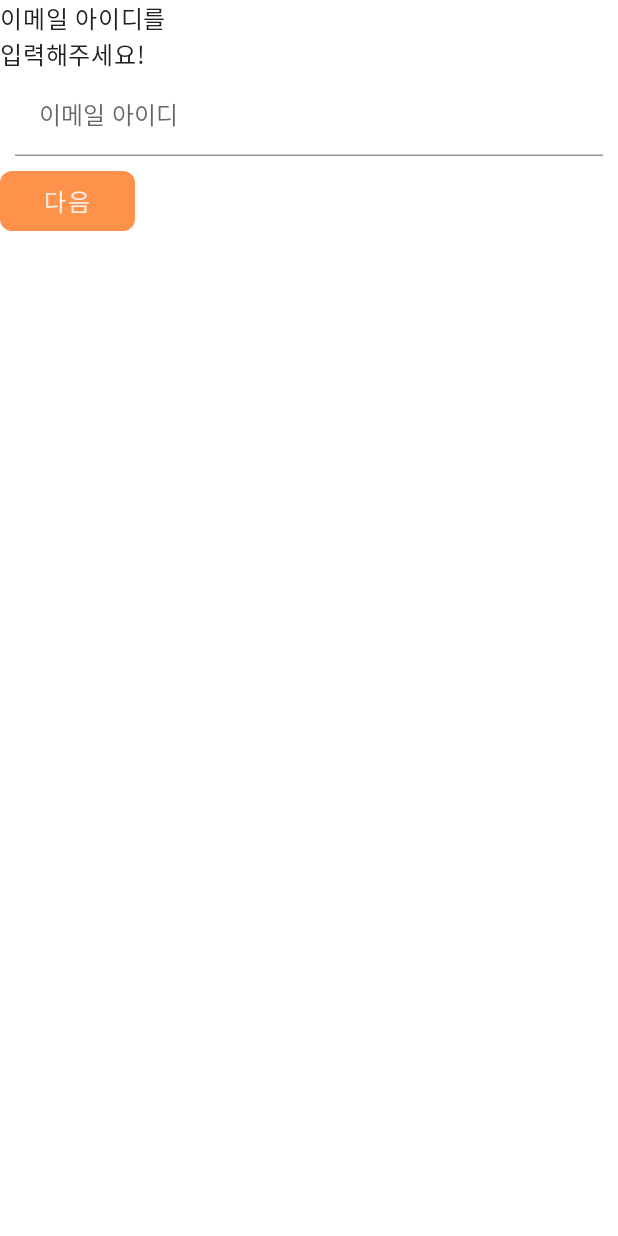
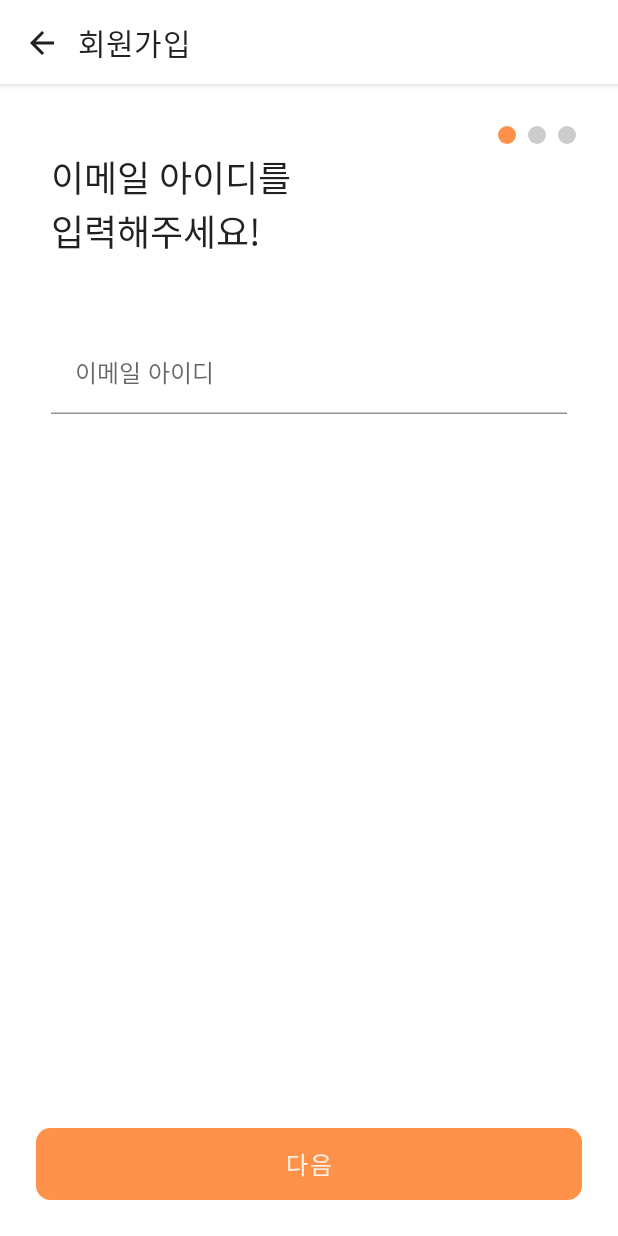
Before and after one commit to 6Android/OurHome, an Android app built with Jetpack Compose: the JoinEmailScreen screen opened through its navigation route, on a phone screen of 412 x 824 dp. Run offline under Robolectric (Android 15) with nearby library versions, the phone set to English and light mode, and no system bars; Roboto replaces fonts that are not available here.

Commit message:
feat : 회원 가입 아이디 스크린 구현 (S07P31D203-171)

```diff
--- a/OurHome/presentation/src/main/java/com/ssafy/ourhome/screens/login/join/JoinEmailScreen.kt
+++ b/OurHome/presentation/src/main/java/com/ssafy/ourhome/screens/login/join/JoinEmailScreen.kt
@@ -1,17 +1,24 @@
 package com.ssafy.ourhome.screens.login.join
 
-import androidx.compose.foundation.layout.Column
-import androidx.compose.foundation.layout.fillMaxSize
+import androidx.compose.foundation.background
+import androidx.compose.foundation.layout.*
+import androidx.compose.foundation.shape.CircleShape
+import androidx.compose.material.MaterialTheme
 import androidx.compose.material.Surface
 import androidx.compose.material.Text
 import androidx.compose.runtime.Composable
 import androidx.compose.runtime.mutableStateOf
 import androidx.compose.runtime.remember
+import androidx.compose.ui.Alignment
 import androidx.compose.ui.Modifier
+import androidx.compose.ui.graphics.Color
 import androidx.compose.ui.platform.LocalContext
+import androidx.compose.ui.unit.dp
 import androidx.navigation.NavController
+import com.ssafy.ourhome.components.MainAppBar
 import com.ssafy.ourhome.components.RoundedButton
 import com.ssafy.ourhome.components.TextInput
+import com.ssafy.ourhome.ui.theme.MainColor
 
 @Composable
 fun JoinEmailScreen(navController: NavController = NavController(LocalContext.current)) {
@@ -21,10 +28,67 @@ fun JoinEmailScreen(navController: NavController = NavController(LocalContext.cu
     }
 
     Surface(modifier = Modifier.fillMaxSize()) {
-        Column {
-            Text(text = "이메일 아이디를\n입력해주세요!")
-            TextInput(valueState = idState, labelId = "이메일 아이디", enabled = true)
-            RoundedButton(label = "다음")
+        Column(modifier = Modifier.fillMaxHeight()) {
+
+            /** 툴바 */
+            MainAppBar(title = "회원가입", onBackClick = { navController.popBackStack() })
+
+            Spacer(modifier = Modifier.height(24.dp))
+
+            Column(modifier = Modifier.padding(horizontal = 24.dp)) {
+
+                /** 인디케이터 */
+                JoinIndicator(step = 1)
+
+                /** 헤더 */
+                Text(
+                    modifier = Modifier.padding(start = 10.dp),
+                    text = "이메일 아이디를\n입력해주세요!",
+                    style = MaterialTheme.typography.h5
+                )
+
+                Spacer(modifier = Modifier.height(48.dp))
+
+                /** 아이디 입력창 */
+                TextInput(valueState = idState, labelId = "이메일 아이디", enabled = true)
+            }
+        }
+
+        /** 다음 버튼 */
+        Box(modifier = Modifier.padding(24.dp), contentAlignment = Alignment.BottomCenter) {
+            RoundedButton(
+                modifier = Modifier
+                    .fillMaxWidth()
+                    .height(48.dp), label = "다음"
+            ) {
+                // todo: 다음 버튼 클릭
+            }
         }
     }
 }
+
+/** 인디케이터들 */
+@Composable
+fun JoinIndicator(step: Int) {
+    Row(
+        modifier = Modifier.fillMaxWidth(),
+        horizontalArrangement = Arrangement.End
+    ) {
+        for (i in 1..3) {
+            if (i <= step) Indicator(MainColor)
+            else Indicator()
+        }
+    }
+}
+
+/** 인디케이터 */
+@Composable
+private fun Indicator(color: Color = Color.LightGray) {
+    Box(
+        Modifier
+            .padding(4.dp)
+            .background(color = color, shape = CircleShape)
+            .size(12.dp)
+    ) {
+    }
+}
```
